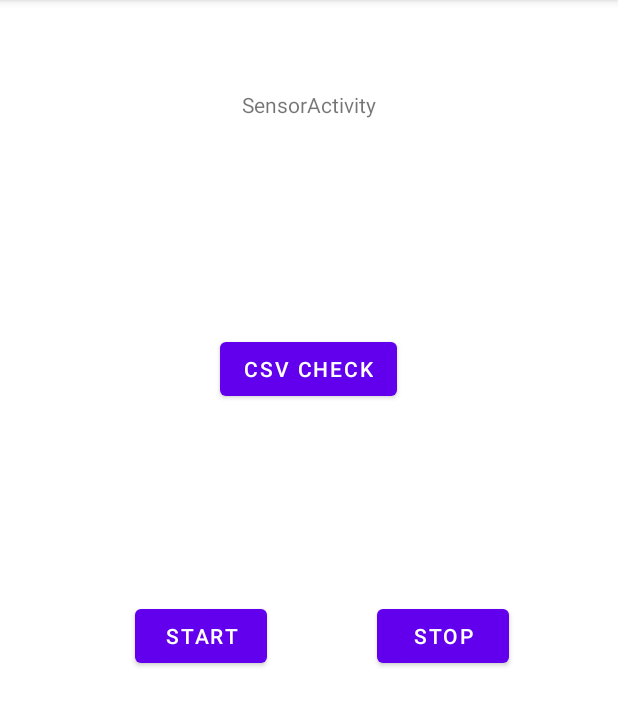
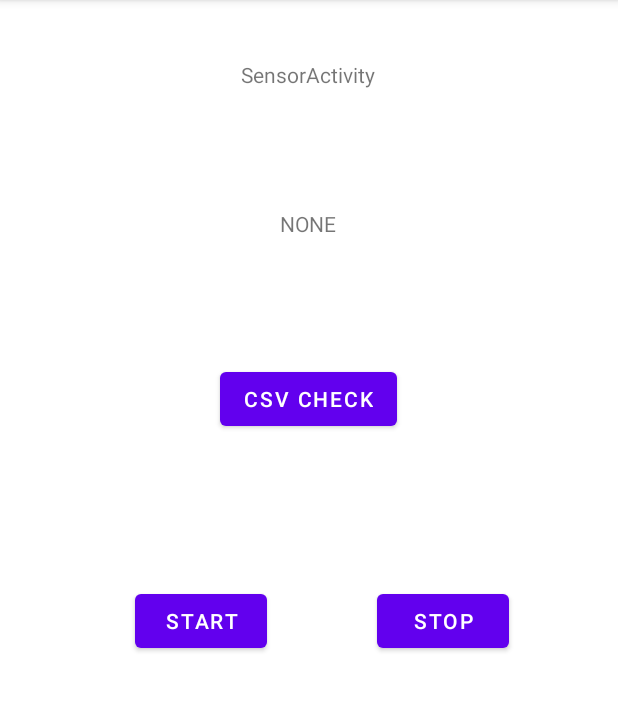
Before and after one commit to wooing1084/AsanMobileProject, an Android app: the screen it shows after launch (SensorActivity), on a phone screen of 412 x 824 dp, the part 84-810 px from its top. Run offline under Robolectric (Android 15) with nearby library versions, the phone set to English and light mode, and no system bars; our stand-ins replace EventBus, Room's generated code; libraries missing offline, so code that uses them is left out: com.github.mikephil.charting; plain views replace LineChart.

Commit message:
feat: socket state check

```diff
--- a/asanMobile/app/build.gradle
+++ b/asanMobile/app/build.gradle
@@ -66,6 +66,7 @@ dependencies {
     androidTestImplementation 'androidx.test.espresso:espresso-core:3.5.1'
 
     implementation 'com.squareup.okhttp3:okhttp:3.10.0'
+    implementation "org.greenrobot:eventbus:3.3.1"
 
 //    // 디버그용 leakCanary
 //    debugImplementation 'com.squareup.leakcanary:leakcanary-android:2.6'
--- a/asanMobile/app/src/main/java/com/example/asanmobile/SensorActivity.kt
+++ b/asanMobile/app/src/main/java/com/example/asanmobile/SensorActivity.kt
@@ -6,18 +6,23 @@ import android.os.Build
 import android.os.Bundle
 import android.view.View
 import android.widget.Button
+import android.widget.TextView
 import androidx.appcompat.app.AppCompatActivity
 import com.example.asanmobile.sensor.controller.SensorController
 import com.github.mikephil.charting.charts.LineChart
 import com.github.mikephil.charting.data.Entry
+import kotlinx.android.synthetic.main.item_text.*
 import kotlinx.coroutines.GlobalScope
 import kotlinx.coroutines.launch
+import org.greenrobot.eventbus.EventBus
+import org.greenrobot.eventbus.Subscribe
 
 
 class SensorActivity() : AppCompatActivity() {
     private lateinit var serviceIntent : Intent
     private lateinit var sensorController: SensorController
 
+    private lateinit var stateLabel: TextView
     private lateinit var btnStart: Button
     private lateinit var btnStop: Button
     private lateinit var btnRename: Button
@@ -49,6 +54,9 @@ class SensorActivity() : AppCompatActivity() {
         }
 
         // 화면
+        stateLabel = findViewById(R.id.stateLabel)
+        stateLabel.setText(SocketState.NONE.toString())
+
         btnStart = findViewById<Button>(R.id.BtnStart)
         btnStart.setOnClickListener(View.OnClickListener {
             serviceStart()
@@ -77,6 +85,16 @@ class SensorActivity() : AppCompatActivity() {
         }
     }
 
+    override fun onStart() {
+        super.onStart()
+        if (!EventBus.getDefault().isRegistered(this)) EventBus.getDefault().register(this)
+    }
+
+    override fun onStop() {
+        super.onStop()
+        if (EventBus.getDefault().isRegistered(this)) EventBus.getDefault().unregister(this)
+    }
+
     fun serviceStart() {
         serviceIntent = Intent(this, AcceptService::class.java)
         if (Build.VERSION.SDK_INT >= Build.VERSION_CODES.O) {
@@ -87,6 +105,14 @@ class SensorActivity() : AppCompatActivity() {
         }
     }
 
+    @Subscribe
+    fun listenSocketState(event: SocketStateEvent) {
+        val state = event.state.name
+        runOnUiThread {
+            stateLabel.text = state
+        }
+    }
+
     // 뒤로가기 버튼을 누를 때 액티비티 종료
     override fun onBackPressed() {
         finish()
--- /dev/null
+++ b/asanMobile/app/src/main/java/com/example/asanmobile/SocketState.kt
@@ -0,0 +1,7 @@
+package com.example.asanmobile
+
+enum class SocketState(i: Int) {
+    CLOSE(0),
+    CONNECT(1),
+    NONE(2)
+}
--- /dev/null
+++ b/asanMobile/app/src/main/java/com/example/asanmobile/SocketStateEvent.kt
@@ -0,0 +1,5 @@
+package com.example.asanmobile
+
+data class SocketStateEvent(val state: SocketState) {
+    val stateName: String = state.name
+}
--- a/asanMobile/app/src/main/res/layout/activity_sensor.xml
+++ b/asanMobile/app/src/main/res/layout/activity_sensor.xml
@@ -5,15 +5,6 @@
     android:layout_width="match_parent"
     android:layout_height="match_parent">
 
-    <TextView
-        android:id="@+id/label"
-        android:layout_width="wrap_content"
-        android:layout_height="wrap_content"
-        android:layout_marginTop="60dp"
-        android:text="SensorActivity"
-        app:layout_constraintEnd_toEndOf="parent"
-        app:layout_constraintStart_toStartOf="parent"
-        app:layout_constraintTop_toTopOf="parent" />
 
 <!--    <androidx.recyclerview.widget.RecyclerView-->
 <!--        android:id="@+id/recyclerView"-->
@@ -42,17 +33,38 @@
 <!--        tools:ignore="MissingConstraints"-->
 <!--        tools:layout_editor_absoluteX="16dp" />-->
 
+    <TextView
+        android:id="@+id/label"
+        android:layout_width="wrap_content"
+        android:layout_height="wrap_content"
+        android:layout_marginTop="40dp"
+        android:text="SensorActivity"
+        app:layout_constraintEnd_toEndOf="parent"
+        app:layout_constraintHorizontal_bias="0.498"
+        app:layout_constraintStart_toStartOf="parent"
+        app:layout_constraintTop_toTopOf="parent" />
+
+    <TextView
+        android:id="@+id/stateLabel"
+        android:layout_width="wrap_content"
+        android:layout_height="wrap_content"
+        android:layout_marginTop="80dp"
+        android:text="NONE"
+        app:layout_constraintEnd_toEndOf="parent"
+        app:layout_constraintHorizontal_bias="0.498"
+        app:layout_constraintStart_toStartOf="parent"
+        app:layout_constraintTop_toBottomOf="@+id/label" />
+
     <Button
         android:id="@+id/BtnCsvCheck"
         android:layout_width="wrap_content"
         android:layout_height="wrap_content"
+        android:layout_marginBottom="100dp"
         android:text="Csv Check"
         app:layout_constraintBottom_toTopOf="@+id/constraintLayout"
         app:layout_constraintEnd_toEndOf="parent"
         app:layout_constraintHorizontal_bias="0.498"
-        app:layout_constraintStart_toStartOf="parent"
-        app:layout_constraintTop_toBottomOf="@+id/label"
-        app:layout_constraintVertical_bias="0.523" />
+        app:layout_constraintStart_toStartOf="parent" />
 
     <androidx.constraintlayout.widget.ConstraintLayout
         android:id="@+id/constraintLayout"
```
Also changed, not shown: asanMobile/app/src/main/java/com/example/asanmobile/AcceptThread.kt (+7 -0 lines), 1 other file.
